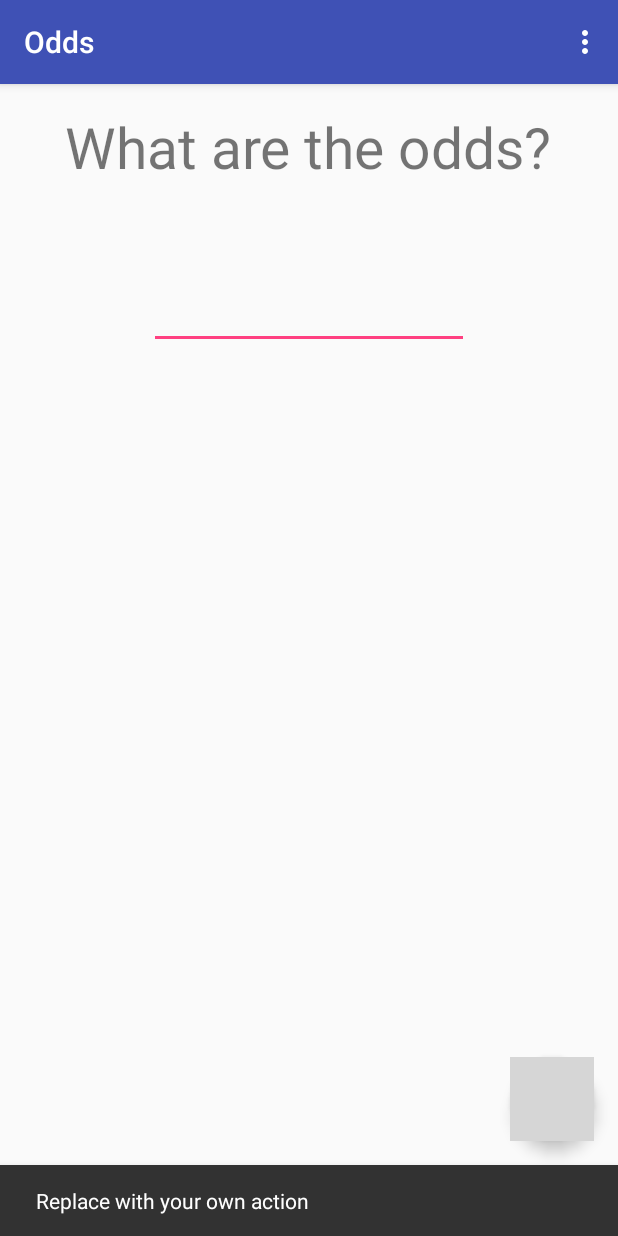
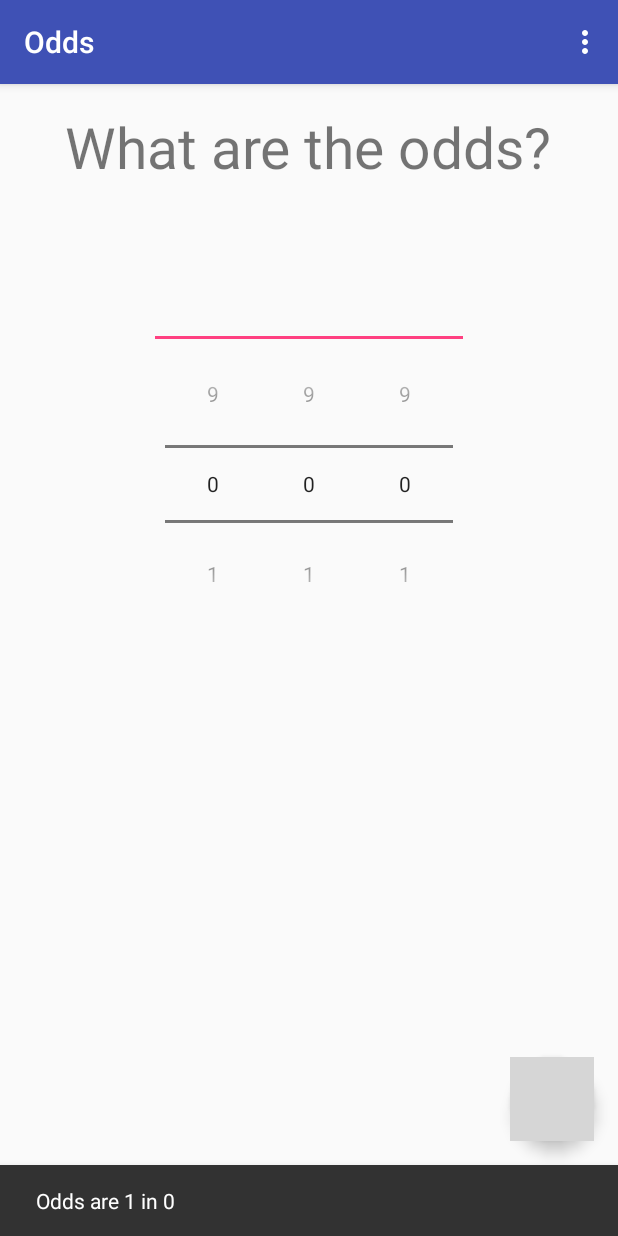
Before and after one commit to fegan104/Odds, an Android app: the screen it shows after launch (MainActivity), after a tap on an icon or button, on a phone screen of 412 x 824 dp. Run offline under Robolectric (Android 15) with nearby library versions, the phone set to English and light mode, and no system bars; grey boxes are pictures that could not be loaded.

Commit message:
Now has a spinner

```diff
--- a/app/src/main/java/com/frankegan/odds/MainActivity.java
+++ b/app/src/main/java/com/frankegan/odds/MainActivity.java
@@ -5,11 +5,14 @@ import android.support.design.widget.FloatingActionButton;
 import android.support.design.widget.Snackbar;
 import android.support.v7.app.AppCompatActivity;
 import android.support.v7.widget.Toolbar;
-import android.view.View;
 import android.view.Menu;
 import android.view.MenuItem;
+import android.view.View;
+import android.widget.NumberPicker;
 
 public class MainActivity extends AppCompatActivity {
+    NumberPicker hundreds, tens, ones;
+    private static Integer odds = 0;
 
     @Override
     protected void onCreate(Bundle savedInstanceState) {
@@ -18,12 +21,47 @@ public class MainActivity extends AppCompatActivity {
         Toolbar toolbar = (Toolbar) findViewById(R.id.toolbar);
         setSupportActionBar(toolbar);
 
-       FloatingActionButton fab = (FloatingActionButton) findViewById(R.id.fab);
+
+
+        hundreds = (NumberPicker) findViewById(R.id.picker_hundreds);
+        tens = (NumberPicker) findViewById(R.id.picker_tens);
+        ones = (NumberPicker) findViewById(R.id.picker_ones);
+
+        hundreds.setMinValue(0);
+        hundreds.setMaxValue(9);
+
+        tens.setMinValue(0);
+        tens.setMaxValue(9);
+
+        ones.setMinValue(0);
+        ones.setMaxValue(9);
+
+        hundreds.setOnValueChangedListener(new NumberPicker.OnValueChangeListener() {
+            @Override
+            public void onValueChange(NumberPicker picker, int oldVal, int newVal) {
+                odds = newVal * 100 + getTens() + getOnes();
+            }
+        });
+
+        tens.setOnValueChangedListener(new NumberPicker.OnValueChangeListener() {
+            @Override
+            public void onValueChange(NumberPicker picker, int oldVal, int newVal) {
+                odds = getHundreds() + newVal * 10 + getOnes();
+            }
+        });
+
+        ones.setOnValueChangedListener(new NumberPicker.OnValueChangeListener() {
+            @Override
+            public void onValueChange(NumberPicker picker, int oldVal, int newVal) {
+                odds = getHundreds() + getTens() + newVal;
+            }
+        });
+
+        FloatingActionButton fab = (FloatingActionButton) findViewById(R.id.fab);
         fab.setOnClickListener(new View.OnClickListener() {
             @Override
             public void onClick(View view) {
-                Snackbar.make(view, "Replace with your own action", Snackbar.LENGTH_LONG)
-                        .setAction("Action", null).show();
+                Snackbar.make(view, "Odds are 1 in " + odds, Snackbar.LENGTH_LONG).show();
             }
         });
     }
@@ -49,4 +87,16 @@ public class MainActivity extends AppCompatActivity {
 
         return super.onOptionsItemSelected(item);
     }
+
+    public int getHundreds() {
+        return hundreds.getValue() * 100;
+    }
+
+    public int getTens(){
+        return tens.getValue() * 10;
+    }
+
+    public int getOnes(){
+        return ones.getValue();
+    }
 }
--- a/app/src/main/res/layout/content_main.xml
+++ b/app/src/main/res/layout/content_main.xml
@@ -31,4 +31,26 @@
         android:layout_below="@+id/textView"
         android:layout_centerHorizontal="true"
         android:layout_marginTop="64dp" />
+
+    <NumberPicker
+        android:layout_width="wrap_content"
+        android:layout_height="wrap_content"
+        android:id="@+id/picker_hundreds"
+        android:layout_below="@+id/editText"
+        android:layout_toStartOf="@+id/picker_tens" />
+
+    <NumberPicker
+        android:layout_width="wrap_content"
+        android:layout_height="wrap_content"
+        android:id="@+id/picker_tens"
+        android:layout_below="@+id/editText"
+        android:layout_centerHorizontal="true" />
+
+    <NumberPicker
+        android:layout_width="wrap_content"
+        android:layout_height="wrap_content"
+        android:id="@+id/picker_ones"
+        android:layout_alignTop="@+id/picker_tens"
+        android:layout_toEndOf="@+id/picker_tens" />
+
 </RelativeLayout>
```
